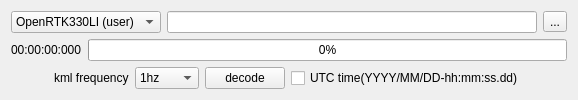
First picture: the form in OpenRtk_Dirver/DecodeTools.ui, repository aceinnazhangchen/OpenRtk_Dirver, before the edit.
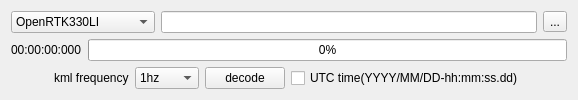
Second picture: the form after the edit. Icons and pictures are not drawn.

The edit to the form file:
```diff
--- a/OpenRtk_Dirver/DecodeTools.ui
+++ b/OpenRtk_Dirver/DecodeTools.ui
@@ -24,7 +24,7 @@
       <widget class="QComboBox" name="fileformat_cmb">
        <item>
         <property name="text">
-         <string>OpenRTK330LI (user)</string>
+         <string>OpenRTK330LI</string>
         </property>
        </item>
        <item>
```
Left out of the diff: 5 changed lines with no effect on the pictures.
